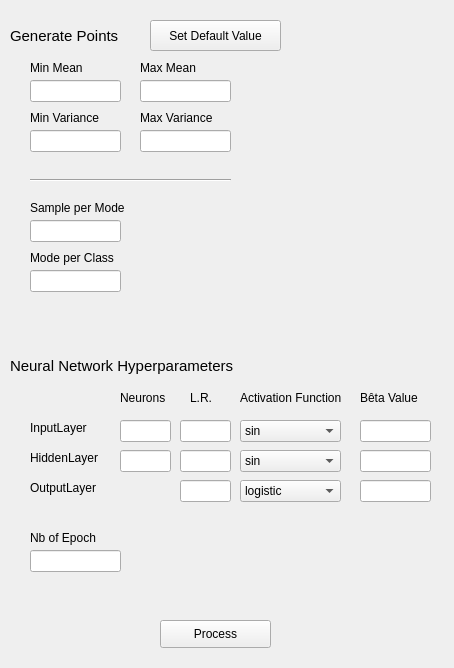
Old version of the form Task3/Gui_plot.ui in the repository SonTonyD/Lodz_IA_introduction.
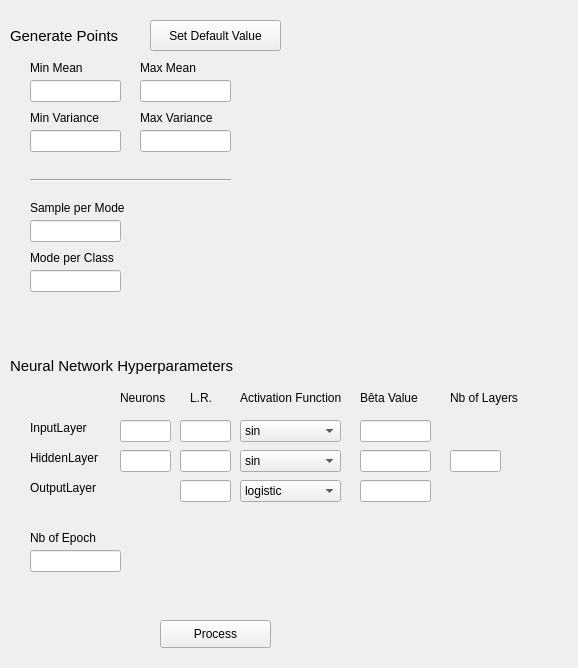
New version of the form.

Commit message: number of hidden layer as a parameter

What changed in the file:
```diff
--- a/Task3/Gui_plot.ui
+++ b/Task3/Gui_plot.ui
@@ -6,7 +6,7 @@
    <rect>
     <x>0</x>
     <y>0</y>
-    <width>454</width>
+    <width>578</width>
     <height>668</height>
    </rect>
   </property>
@@ -582,6 +582,29 @@
     </rect>
    </property>
   </widget>
+  <widget class="QLineEdit" name="lineEdit_nbHiddenLayer">
+   <property name="geometry">
+    <rect>
+     <x>450</x>
+     <y>450</y>
+     <width>51</width>
+     <height>22</height>
+    </rect>
+   </property>
+  </widget>
+  <widget class="QLabel" name="label_betaValue_3">
+   <property name="geometry">
+    <rect>
+     <x>450</x>
+     <y>390</y>
+     <width>71</width>
+     <height>16</height>
+    </rect>
+   </property>
+   <property name="text">
+    <string>Nb of Layers</string>
+   </property>
+  </widget>
  </widget>
  <resources/>
  <connections/>
```
The commit also changes 5 other files.
